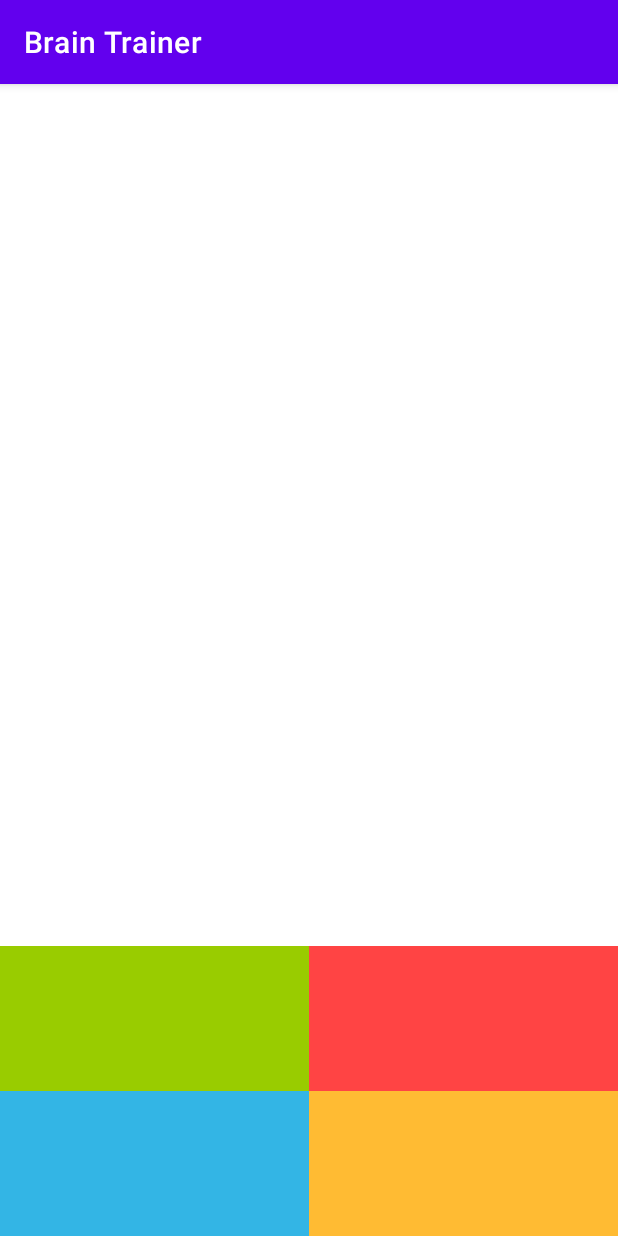
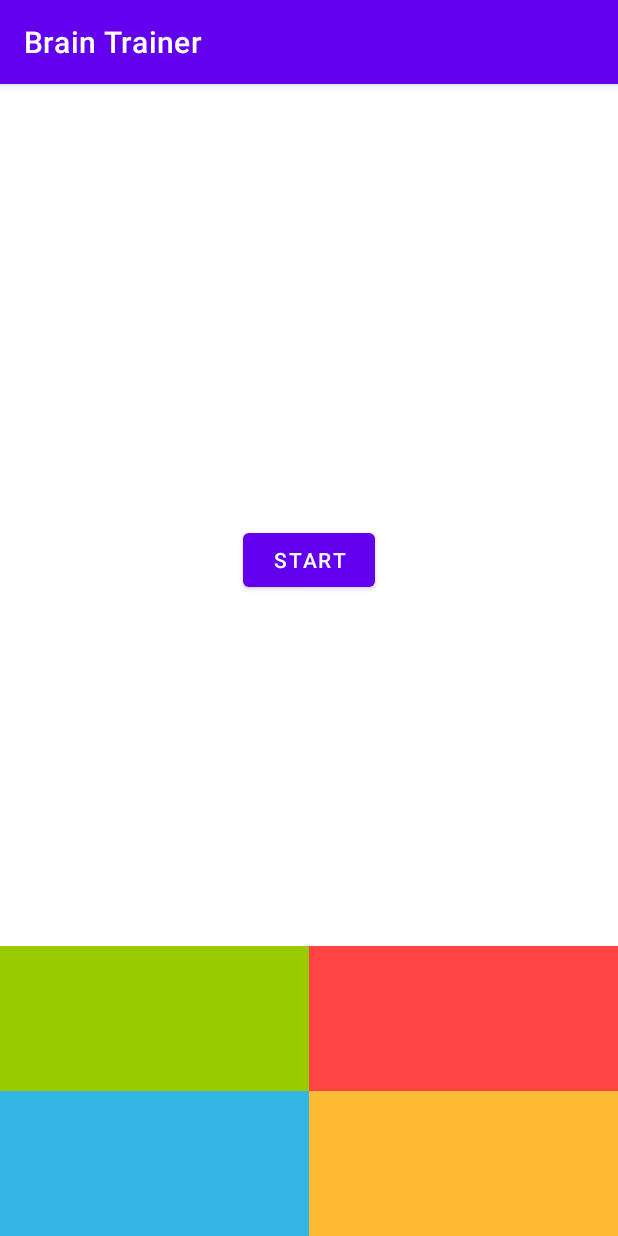
Before and after one commit to DennisHartstock/BrainTrainer, an Android app: the screen it shows after launch (QuizActivity), on a phone screen of 412 x 824 dp. Run offline under Robolectric (Android 15) with nearby library versions, the phone set to English and light mode, and no system bars.

Commit message:
add btStart, implement countdown timer

```diff
--- a/app/src/main/java/com/commcode/braintrainer/QuizActivity.java
+++ b/app/src/main/java/com/commcode/braintrainer/QuizActivity.java
@@ -1,14 +1,68 @@
 package com.commcode.braintrainer;
 
 import android.os.Bundle;
+import android.os.CountDownTimer;
+import android.view.View;
+import android.widget.Button;
+import android.widget.TextView;
+import android.widget.Toast;
 
 import androidx.appcompat.app.AppCompatActivity;
 
 public class QuizActivity extends AppCompatActivity {
 
+    private TextView tvScore;
+    private TextView tvTimer;
+    private Button btStart;
+    private TextView tvQuestion;
+    private TextView tvOption1;
+    private TextView tvOption2;
+    private TextView tvOption3;
+    private TextView tvOption4;
+
+
     @Override
     protected void onCreate(Bundle savedInstanceState) {
         super.onCreate(savedInstanceState);
         setContentView(R.layout.activity_quiz);
+        initViews();
+
+        btStart.setOnClickListener(view -> {
+            btStart.setVisibility(View.GONE);
+            tvQuestion.setVisibility(View.VISIBLE);
+            setTimer(60);
+        });
+
+
+        int a = 0;
+        int b = 0;
+        String question = String.format("%s + %s = ", a, b);
+        tvQuestion.setText(question);
+    }
+
+    public void setTimer(int seconds) {
+        CountDownTimer countDownTimer = new CountDownTimer(seconds * 1000L, 1_000) {
+
+            @Override
+            public void onTick(long millisUntilFinished) {
+                tvTimer.setText(String.format("%s", (millisUntilFinished / 1000)));
+            }
+
+            @Override
+            public void onFinish() {
+                Toast.makeText(QuizActivity.this, "Time is over", Toast.LENGTH_SHORT).show();
+            }
+        }.start();
+    }
+
+    private void initViews() {
+        tvScore = findViewById(R.id.tvScore);
+        tvTimer = findViewById(R.id.tvTimer);
+        btStart = findViewById(R.id.btStart);
+        tvQuestion = findViewById(R.id.tvQuestion);
+        tvOption1 = findViewById(R.id.tvOption1);
+        tvOption2 = findViewById(R.id.tvOption2);
+        tvOption3 = findViewById(R.id.tvOption3);
+        tvOption4 = findViewById(R.id.tvOption4);
     }
 }
--- a/app/src/main/res/layout/activity_quiz.xml
+++ b/app/src/main/res/layout/activity_quiz.xml
@@ -11,6 +11,7 @@
         android:layout_width="wrap_content"
         android:layout_height="wrap_content"
         android:padding="16dp"
+        android:textStyle="bold"
         android:textColor="@android:color/holo_blue_light"
         android:textSize="20sp"
         app:layout_constraintStart_toStartOf="parent"
@@ -22,11 +23,23 @@
         android:layout_width="wrap_content"
         android:layout_height="wrap_content"
         android:padding="16dp"
+        android:textStyle="bold"
         android:textColor="@android:color/holo_green_light"
         android:textSize="20sp"
         app:layout_constraintEnd_toEndOf="parent"
         app:layout_constraintTop_toTopOf="parent"
         tools:text="0:00" />
+
+    <Button
+        android:id="@+id/btStart"
+        android:layout_width="wrap_content"
+        android:layout_height="wrap_content"
+        android:text="@string/bt_start"
+        android:visibility="visible"
+        app:layout_constraintBottom_toTopOf="@id/tvOption1"
+        app:layout_constraintEnd_toEndOf="parent"
+        app:layout_constraintStart_toStartOf="parent"
+        app:layout_constraintTop_toBottomOf="@id/tvScore" />
 
     <TextView
         android:id="@+id/tvQuestion"
@@ -35,6 +48,7 @@
         android:gravity="center"
         android:textSize="32sp"
         android:textStyle="bold"
+        android:visibility="gone"
         app:layout_constraintBottom_toTopOf="@id/tvOption1"
         app:layout_constraintEnd_toEndOf="parent"
         app:layout_constraintStart_toStartOf="parent"
--- a/app/src/main/res/values/strings.xml
+++ b/app/src/main/res/values/strings.xml
@@ -1,3 +1,4 @@
 <resources>
     <string name="app_name">Brain Trainer</string>
+    <string name="bt_start">start</string>
 </resources>
```
